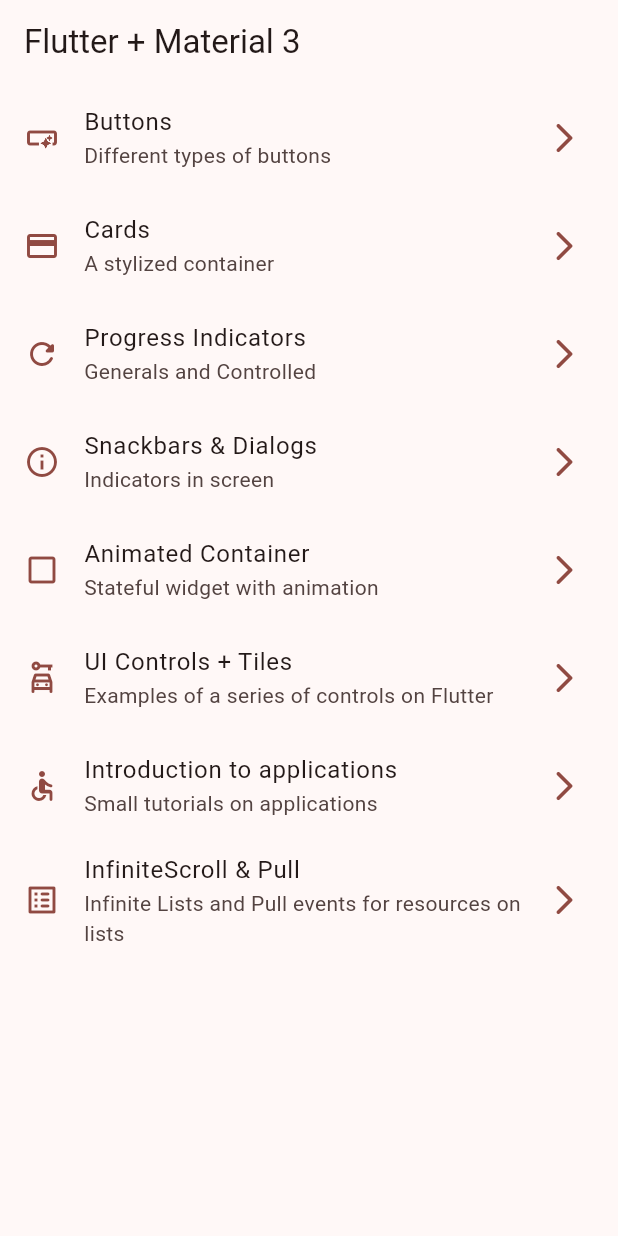
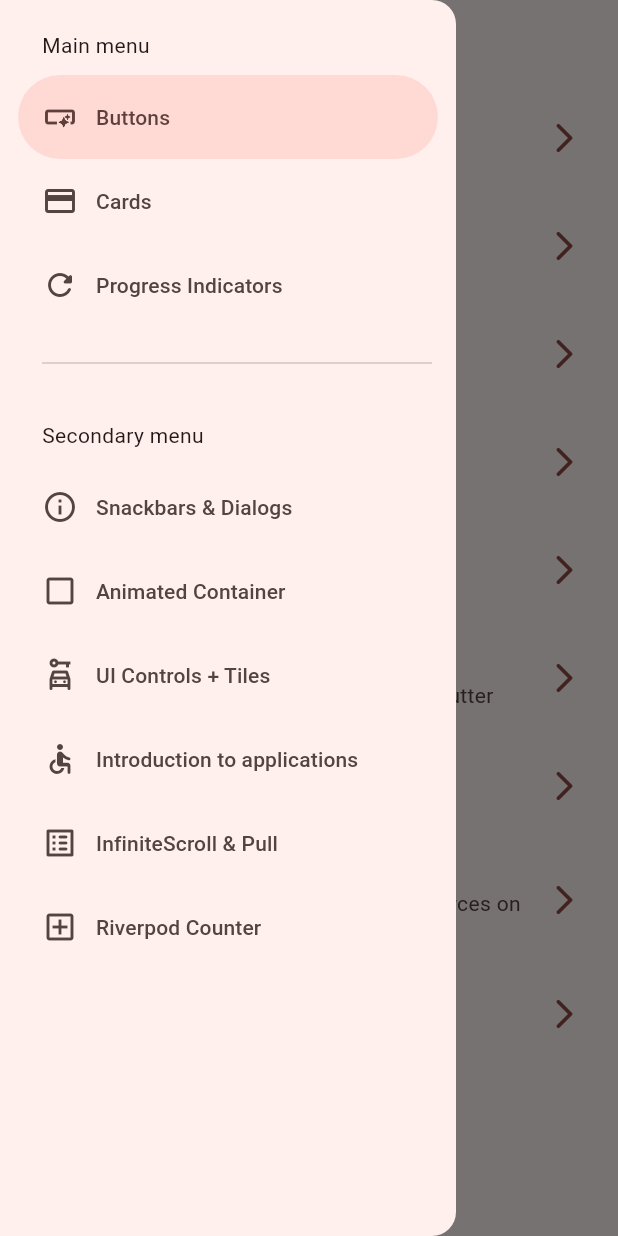
Before and after one commit to CosmicTiger/widgets_app, a Flutter app: the screen it shows after launch, with the side drawer open (before the commit the screen has no drawer), on a phone screen of 412 x 824 dp. Run offline on Flutter 3.47's test engine with Material 3 defaults, Android fonts, the phone set to English and light mode, and no system bars; our stand-ins replace animate_do, flutter_riverpod, go_router.

Commit message:
✨ feature: add Riverpod counter and darkmode provider

```diff
--- a/lib/config/menu/menu_items.dart
+++ b/lib/config/menu/menu_items.dart
@@ -65,4 +65,10 @@ var appMenuItems = <MenuItem>[
     link: '/infinite',
     icon: Icons.list_alt_rounded,
   ),
+  MenuItem(
+    title: 'Riverpod Counter',
+    subTitle: 'Introduction to Riverpod',
+    link: '/counter-riverpod',
+    icon: Icons.add_box_outlined,
+  ),
 ];
--- a/lib/config/router/app_router.dart
+++ b/lib/config/router/app_router.dart
@@ -45,4 +45,9 @@ final appRouter = GoRouter(initialLocation: '/', routes: [
     name: InfiniteScrollScreen.name,
     builder: (context, state) => InfiniteScrollScreen(),
   ),
+  GoRoute(
+    path: '/counter-riverpod',
+    name: CounterScreen.name,
+    builder: (context, state) => CounterScreen(),
+  )
 ]);
--- a/lib/main.dart
+++ b/lib/main.dart
@@ -1,9 +1,10 @@
 import 'package:flutter/material.dart';
+import 'package:flutter_riverpod/flutter_riverpod.dart';
 import 'package:widgets_app/config/router/app_router.dart';
 import 'package:widgets_app/config/theme/app_theme.dart';
 
 void main() {
-  runApp(const MainApp());
+  runApp(ProviderScope(child: MainApp()));
 }
 
 class MainApp extends StatelessWidget {
--- /dev/null
+++ b/lib/presentation/providers/counter_provider.dart
@@ -0,0 +1,4 @@
+import 'package:flutter_riverpod/flutter_riverpod.dart';
+
+/// NOTE: Here, we establish our little State manager to handle the counter of our application
+final counterProvider = StateProvider<int>((ref) => 5);
--- /dev/null
+++ b/lib/presentation/providers/theme_provider.dart
@@ -0,0 +1,3 @@
+import 'package:flutter_riverpod/flutter_riverpod.dart';
+
+final isDarkModeProvider = StateProvider<bool>((ref) => false);
--- a/lib/presentation/screens/cards/cards_screen.dart
+++ b/lib/presentation/screens/cards/cards_screen.dart
@@ -180,8 +180,6 @@ class _CardType4 extends StatelessWidget {
 
   @override
   Widget build(BuildContext context) {
-    final colors = Theme.of(context).colorScheme;
-
     return Card(
       clipBehavior: Clip.hardEdge,
       elevation: elevation,
--- a/lib/presentation/screens/home/home_screen.dart
+++ b/lib/presentation/screens/home/home_screen.dart
@@ -1,6 +1,7 @@
 import 'package:flutter/material.dart';
 import 'package:go_router/go_router.dart';
 import 'package:widgets_app/config/menu/menu_items.dart';
+import 'package:widgets_app/presentation/widgets/side_menu/side_menu.dart';
 
 class HomeScreen extends StatelessWidget {
   static const String name = 'home_screen';
@@ -9,11 +10,16 @@ class HomeScreen extends StatelessWidget {
 
   @override
   Widget build(BuildContext context) {
+    final scaffoldKey = GlobalKey<ScaffoldState>();
+
     return Scaffold(
-        appBar: AppBar(
-          title: const Text('Flutter + Material 3'),
-        ),
-        body: _HomeView());
+      key: scaffoldKey,
+      appBar: AppBar(
+        title: const Text('Flutter + Material 3'),
+      ),
+      body: _HomeView(),
+      drawer: SideMenu(scaffoldKey: scaffoldKey),
+    );
   }
 }
 
--- a/lib/presentation/screens/screens.dart
+++ b/lib/presentation/screens/screens.dart
@@ -1,3 +1,5 @@
+export 'package:widgets_app/presentation/screens/counter/counter_screen.dart';
+
 export 'package:widgets_app/presentation/screens/animated/animated_screen.dart';
 export 'package:widgets_app/presentation/screens/app_tutorial/app_tutorial_screen.dart';
 export 'package:widgets_app/presentation/screens/infinite_scroll/infinite_scroll_screen.dart';
--- /dev/null
+++ b/lib/presentation/widgets/side_menu/side_menu.dart
@@ -0,0 +1,55 @@
+import 'package:flutter/material.dart';
+import 'package:go_router/go_router.dart';
+import 'package:widgets_app/config/menu/menu_items.dart';
+
+class SideMenu extends StatefulWidget {
+  final GlobalKey<ScaffoldState> scaffoldKey;
+
+  const SideMenu({super.key, required this.scaffoldKey});
+
+  @override
+  State<SideMenu> createState() => _SideMenuState();
+}
+
+class _SideMenuState extends State<SideMenu> {
+  int navDrawerIndex = 0;
+
+  @override
+  Widget build(BuildContext context) {
+    final hasNotch = MediaQuery.of(context).viewPadding.top > 35;
+
+    /// NOTE: This serves to adjust the padding of our Drawer in dependence of the Platform we are in
+    /// Mostly iOS platform has more Notch than Android but there's always the possibility of some Android possessing large Notch.
+
+    return NavigationDrawer(
+        selectedIndex: navDrawerIndex,
+        onDestinationSelected: (value) {
+          setState(() {
+            navDrawerIndex = value;
+          });
+
+          final menuItem = appMenuItems[value];
+          context.push(menuItem.link);
+          widget.scaffoldKey.currentState?.closeDrawer();
+        },
+        children: [
+          Padding(
+            padding: EdgeInsets.fromLTRB(28, hasNotch ? 0 : 20, 16, 10),
+            child: Text('Main menu'),
+          ),
+          ...appMenuItems.sublist(0, 3).map((item) =>
+              NavigationDrawerDestination(
+                  icon: Icon(item.icon), label: Text(item.title))),
+          const Padding(
+            padding: EdgeInsets.fromLTRB(28, 16, 16, 10),
+            child: Divider(),
+          ),
+          Padding(
+            padding: EdgeInsets.fromLTRB(28, hasNotch ? 0 : 20, 16, 10),
+            child: Text('Secondary menu'),
+          ),
+          ...appMenuItems.sublist(3).map((item) => NavigationDrawerDestination(
+              icon: Icon(item.icon), label: Text(item.title))),
+        ]);
+  }
+}
--- a/pubspec.yaml
+++ b/pubspec.yaml
@@ -10,6 +10,7 @@ dependencies:
   animate_do: ^4.2.0
   flutter:
     sdk: flutter
+  flutter_riverpod: ^2.6.1
   go_router: ^14.8.1
 
 dev_dependencies:
```
Also changed, not shown: lib/presentation/screens/counter/counter_screen.dart (added, +58 -0 lines), pubspec.lock.
